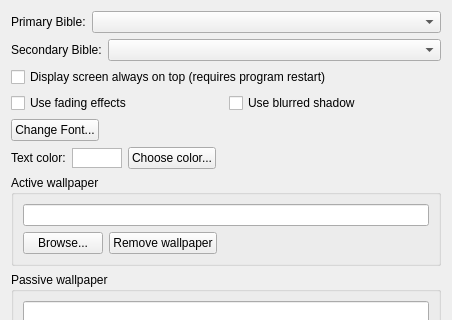
This is src/settingsdialog.ui in SoftProjector/src as Qt 5 draws it before an edit; both pictures show x 0 to 452 and y 0 to 320 of the 452 by 590 pixel window. The edited form follows.
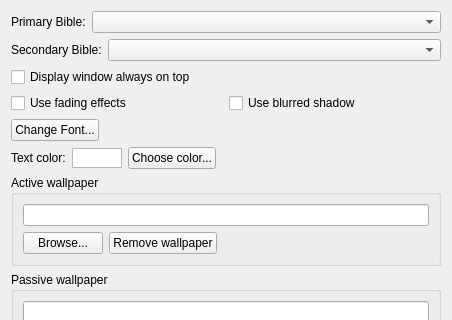
This is the edited form. Icons and pictures are not drawn.

Commit message: Renamed the 'Display screen always on top (requires program restart)' menu to 'Display window always on top'

What changed in the file:
```diff
--- a/src/settingsdialog.ui
+++ b/src/settingsdialog.ui
@@ -66,7 +66,7 @@
       <string>If checked, the screen &quot;window&quot; is always drawn on top of other windows. This prevents the user from accidently drawing a window onto the projector's screen.</string>
      </property>
      <property name="text">
-      <string>Display screen always on top (requires program restart)</string>
+      <string>Display window always on top</string>
      </property>
     </widget>
    </item>
```
The commit also changes 3 other files.
